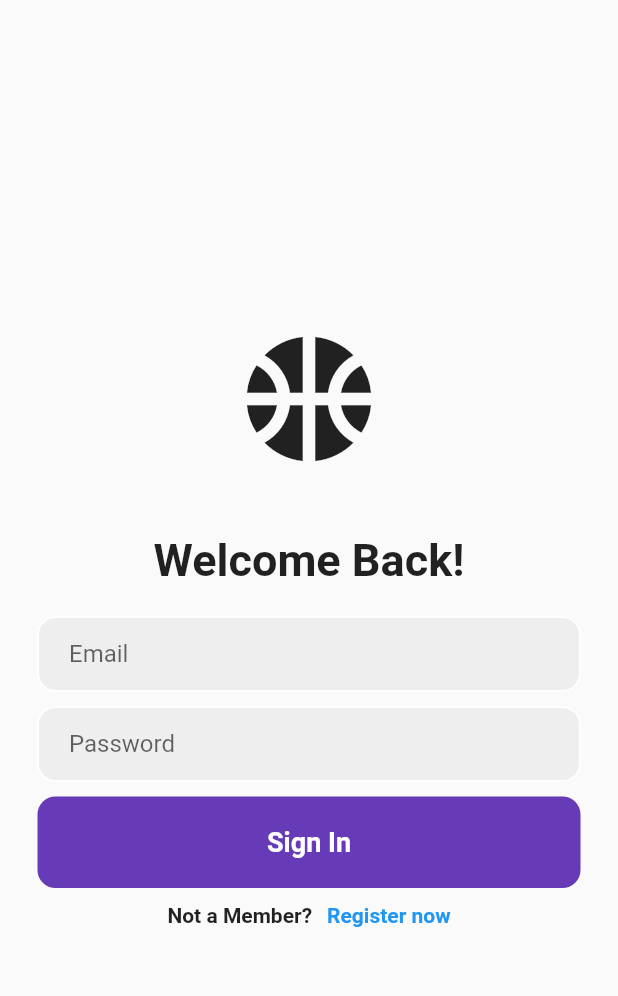
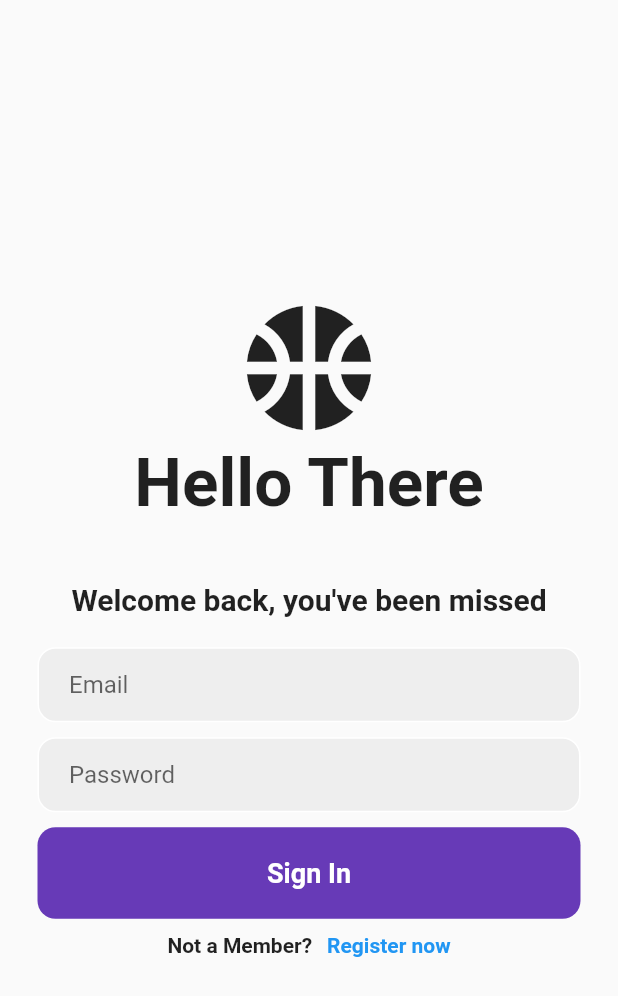
Before and after one commit to Ozurumba007/sports-app-authentication-features-with-firebase, a Flutter app: the LoginScreen screen opened directly with empty values, on a phone screen of 412 x 824 dp. Shown: the top 996 px of the screen. Run offline on Flutter 3.47's test engine with Material 2 defaults, Android fonts, the phone set to English and light mode, and no system bars; our stand-ins replace firebase_auth, firebase_core, get; accounts and stored records are empty; network calls fail.

```diff
--- a/lib/main.dart
+++ b/lib/main.dart
@@ -4,6 +4,7 @@ import 'package:firebase_core/firebase_core.dart';
 import 'package:sports_app/screens/login_screen.dart';
 import 'package:get/get.dart';
 
+import 'authentication/auth_page.dart';
 import 'screens/home_screen.dart';
 
 void main() async {
--- a/lib/screens/login_screen.dart
+++ b/lib/screens/login_screen.dart
@@ -5,7 +5,10 @@ import 'package:flutter/material.dart';
 
 class LoginScreen extends StatefulWidget {
   final VoidCallback showRegisterScreen;
-  LoginScreen({Key? key, required this.showRegisterScreen}) : super(key: key);
+  LoginScreen({
+    Key? key,
+    required this.showRegisterScreen,
+  }) : super(key: key);
 
   @override
   State<LoginScreen> createState() => _LoginScreenState();
@@ -48,14 +51,23 @@ class _LoginScreenState extends State<LoginScreen> {
                   size: 100,
                 ),
 
+                // Hello There
+
+                Text(
+                  'Hello There',
+                  style: TextStyle(
+                    fontWeight: FontWeight.bold,
+                    fontSize: 45,
+                  ),
+                ),
                 // Welcome BAck text
 
                 SizedBox(height: 40),
                 Text(
-                  'Welcome Back!',
+                  'Welcome back, you\'ve been missed',
                   style: TextStyle(
                     fontWeight: FontWeight.bold,
-                    fontSize: 30,
+                    fontSize: 20,
                   ),
                 ),
 
```
Also changed, not shown: lib/authentication/auth_page.dart (+14 -3 lines), lib/screens/register_screen.dart (+21 -6 lines).
